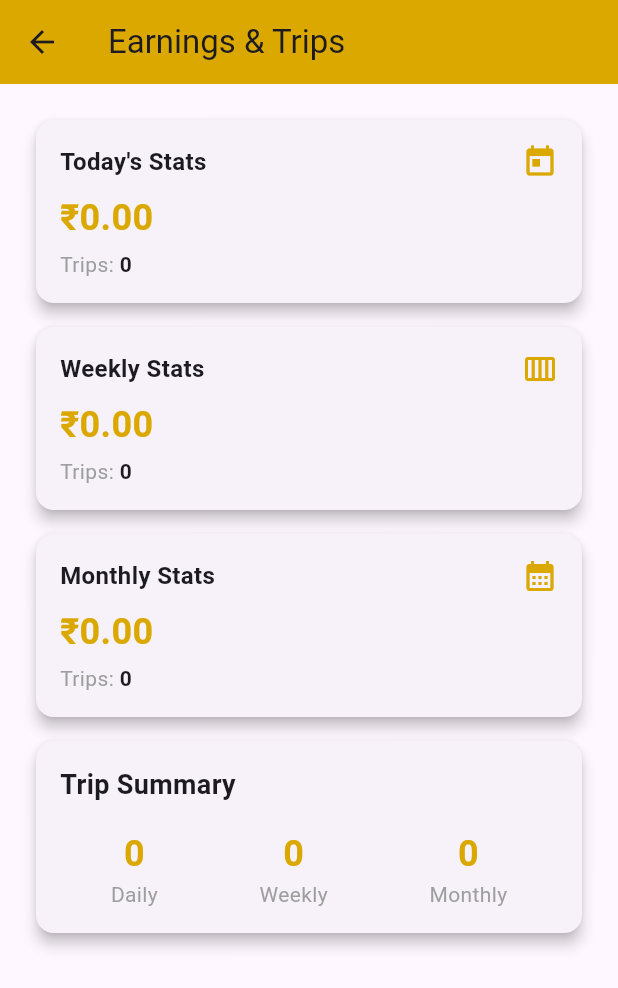
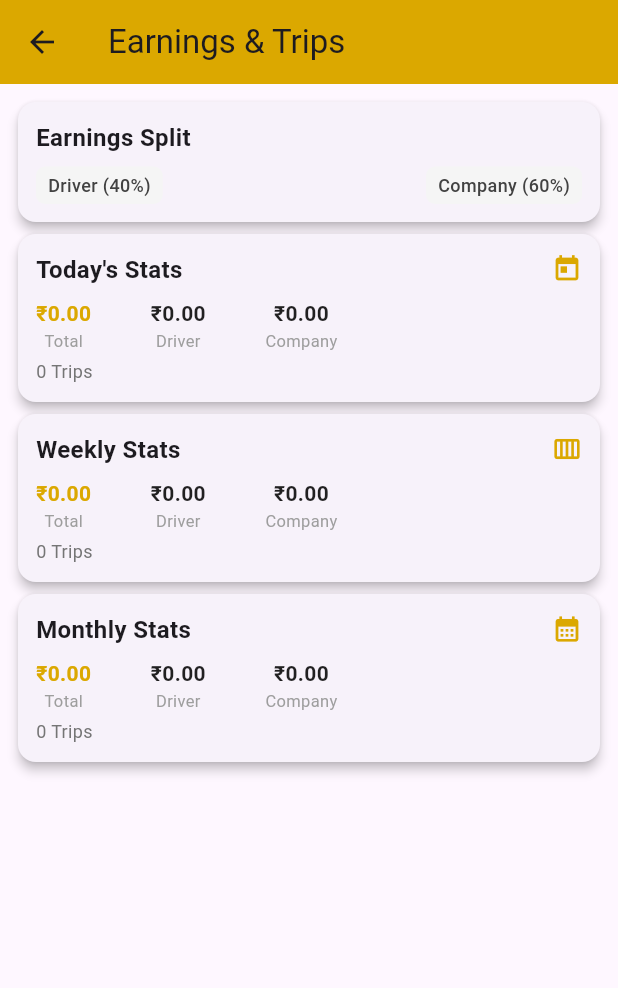
Before and after one commit to jincykp/zoomio_admin_zoomio, a Flutter app: the RevenueScreen screen opened directly, on a phone screen of 412 x 824 dp. Shown: the top 988 px of the screen. Run offline on Flutter 3.47's test engine with Material 3 defaults, Android fonts, the phone set to English and light mode, and no system bars; our stand-ins replace cloud_firestore, firebase_auth, firebase_core, firebase_database, firebase_storage, google_fonts and 2 more; accounts and stored records are empty.

```diff
--- a/lib/presentaions/all_rides/block_driver_screen.dart/block_the_driver.dart
+++ b/lib/presentaions/all_rides/block_driver_screen.dart/block_the_driver.dart
@@ -135,8 +135,8 @@ class DriverManagementScreen extends StatelessWidget {
                                   ],
                                 ),
                               ),
-                              _buildActionButton(
-                                  driverState, driverId, isBlocked),
+                              _buildActionButton(context, driverState, driverId,
+                                  isBlocked, driverName),
                             ],
                           ),
                           const Divider(height: 24),
@@ -196,10 +196,11 @@ class DriverManagementScreen extends StatelessWidget {
     );
   }
 
-  Widget _buildActionButton(
-      DriverState driverState, String driverId, bool isBlocked) {
+  Widget _buildActionButton(BuildContext context, DriverState driverState,
+      String driverId, bool isBlocked, String driverName) {
     return ElevatedButton.icon(
-      onPressed: () => driverState.toggleDriverBlock(driverId, isBlocked),
+      onPressed: () => _showBlockConfirmationDialog(
+          context, driverState, driverId, isBlocked, driverName),
       style: ElevatedButton.styleFrom(
         backgroundColor: isBlocked ? Colors.green.shade50 : Colors.red.shade50,
         foregroundColor: isBlocked ? Colors.green : Colors.red,
@@ -210,6 +211,46 @@ class DriverManagementScreen extends StatelessWidget {
       ),
       icon: Icon(isBlocked ? Icons.lock_open : Icons.lock),
       label: Text(isBlocked ? 'Unblock' : 'Block'),
+    );
+  }
+
+  void _showBlockConfirmationDialog(
+      BuildContext context,
+      DriverState driverState,
+      String driverId,
+      bool isBlocked,
+      String driverName) {
+    showDialog(
+      context: context,
+      builder: (BuildContext dialogContext) {
+        return AlertDialog(
+          title: Text(isBlocked ? 'Unblock Driver' : 'Block Driver'),
+          content: Text(isBlocked
+              ? 'Are you sure you want to unblock $driverName?'
+              : 'Are you sure you want to block $driverName? This will prevent them from receiving rides.'),
+          actions: <Widget>[
+            TextButton(
+              child: const Text('Cancel'),
+              onPressed: () {
+                Navigator.of(dialogContext).pop();
+              },
+            ),
+            ElevatedButton(
+              style: ElevatedButton.styleFrom(
+                backgroundColor: isBlocked ? Colors.green : Colors.red,
+              ),
+              child: Text(isBlocked ? 'Unblock' : 'Block'),
+              onPressed: () {
+                // Close the dialog first
+                Navigator.of(dialogContext).pop();
+
+                // Perform the block/unblock action
+                driverState.toggleDriverBlock(driverId, isBlocked);
+              },
+            ),
+          ],
+        );
+      },
     );
   }
 
--- a/lib/presentaions/revenue_screens/revenue_provider.dart
+++ b/lib/presentaions/revenue_screens/revenue_provider.dart
@@ -9,6 +9,14 @@ class RevenueProvider with ChangeNotifier {
   double _weeklyRevenue = 0;
   double _monthlyRevenue = 0;
 
+  double _dailyDriverEarnings = 0;
+  double _weeklyDriverEarnings = 0;
+  double _monthlyDriverEarnings = 0;
+
+  double _dailyAdminEarnings = 0;
+  double _weeklyAdminEarnings = 0;
+  double _monthlyAdminEarnings = 0;
+
   int _dailyTrips = 0;
   int _weeklyTrips = 0;
   int _monthlyTrips = 0;
@@ -19,6 +27,15 @@ class RevenueProvider with ChangeNotifier {
   double get dailyRevenue => _dailyRevenue;
   double get weeklyRevenue => _weeklyRevenue;
   double get monthlyRevenue => _monthlyRevenue;
+
+  double get dailyDriverEarnings => _dailyDriverEarnings;
+  double get weeklyDriverEarnings => _weeklyDriverEarnings;
+  double get monthlyDriverEarnings => _monthlyDriverEarnings;
+
+  double get dailyAdminEarnings => _dailyAdminEarnings;
+  double get weeklyAdminEarnings => _weeklyAdminEarnings;
+  double get monthlyAdminEarnings => _monthlyAdminEarnings;
+
   int get dailyTrips => _dailyTrips;
   int get weeklyTrips => _weeklyTrips;
   int get monthlyTrips => _monthlyTrips;
@@ -35,10 +52,16 @@ class RevenueProvider with ChangeNotifier {
 
   Future<void> fetchData() async {
     try {
-      // Reset counters
+      // Reset all counters
       _dailyRevenue = 0;
       _weeklyRevenue = 0;
       _monthlyRevenue = 0;
+      _dailyDriverEarnings = 0;
+      _weeklyDriverEarnings = 0;
+      _monthlyDriverEarnings = 0;
+      _dailyAdminEarnings = 0;
+      _weeklyAdminEarnings = 0;
+      _monthlyAdminEarnings = 0;
       _dailyTrips = 0;
       _weeklyTrips = 0;
       _monthlyTrips = 0;
@@ -83,17 +106,27 @@ class RevenueProvider with ChangeNotifier {
             return;
           }
 
+          // Calculate driver and admin earnings
+          final driverEarnings = totalFare * 0.4;
+          final adminEarnings = totalFare * 0.6;
+
           // Update counters based on date
           if (bookingDate.isAfter(today)) {
             _dailyRevenue += totalFare;
+            _dailyDriverEarnings += driverEarnings;
+            _dailyAdminEarnings += adminEarnings;
             _dailyTrips++;
           }
           if (bookingDate.isAfter(weekStart)) {
             _weeklyRevenue += totalFare;
+            _weeklyDriverEarnings += driverEarnings;
+            _weeklyAdminEarnings += adminEarnings;
             _weeklyTrips++;
           }
           if (bookingDate.isAfter(monthStart)) {
             _monthlyRevenue += totalFare;
+            _monthlyDriverEarnings += driverEarnings;
+            _monthlyAdminEarnings += adminEarnings;
             _monthlyTrips++;
           }
         } catch (e) {
@@ -102,9 +135,12 @@ class RevenueProvider with ChangeNotifier {
       });
 
       print('Fetched Data:');
-      print('Daily Revenue: $_dailyRevenue, Trips: $_dailyTrips');
-      print('Weekly Revenue: $_weeklyRevenue, Trips: $_weeklyTrips');
-      print('Monthly Revenue: $_monthlyRevenue, Trips: $_monthlyTrips');
+      print(
+          'Daily Revenue: $_dailyRevenue, Driver: $_dailyDriverEarnings, Admin: $_dailyAdminEarnings, Trips: $_dailyTrips');
+      print(
+          'Weekly Revenue: $_weeklyRevenue, Driver: $_weeklyDriverEarnings, Admin: $_weeklyAdminEarnings, Trips: $_weeklyTrips');
+      print(
+          'Monthly Revenue: $_monthlyRevenue, Driver: $_monthlyDriverEarnings, Admin: $_monthlyAdminEarnings, Trips: $_monthlyTrips');
 
       notifyListeners();
     } catch (e) {
--- a/lib/presentaions/revenue_screens/revenue_screen.dart
+++ b/lib/presentaions/revenue_screens/revenue_screen.dart
@@ -1,8 +1,6 @@
 import 'package:flutter/material.dart';
 import 'package:provider/provider.dart';
-import 'package:zoomio_adminzoomio/presentaions/revenue_screens/revenue_card.dart';
 import 'package:zoomio_adminzoomio/presentaions/revenue_screens/revenue_provider.dart';
-import 'package:zoomio_adminzoomio/presentaions/revenue_screens/stats_card.dart';
 import 'package:zoomio_adminzoomio/presentaions/styles/styles.dart';
 
 class RevenueScreen extends StatefulWidget {
@@ -35,59 +33,65 @@ class _RevenueScreenState extends State<RevenueScreen> {
             child: SingleChildScrollView(
               physics: const AlwaysScrollableScrollPhysics(),
               child: Padding(
-                padding: const EdgeInsets.all(16.0),
+                padding: const EdgeInsets.all(8.0),
                 child: Column(
                   children: [
-                    StatsCard(
-                      title: 'Today\'s Stats',
-                      mainValue: '₹${provider.dailyRevenue.toStringAsFixed(2)}',
-                      subValue: provider.dailyTrips.toString(),
-                      icon: Icons.today,
-                    ),
-                    StatsCard(
-                      title: 'Weekly Stats',
-                      mainValue:
-                          '₹${provider.weeklyRevenue.toStringAsFixed(2)}',
-                      subValue: provider.weeklyTrips.toString(),
-                      icon: Icons.calendar_view_week,
-                    ),
-                    StatsCard(
-                      title: 'Monthly Stats',
-                      mainValue:
-                          '₹${provider.monthlyRevenue.toStringAsFixed(2)}',
-                      subValue: provider.monthlyTrips.toString(),
-                      icon: Icons.calendar_month,
-                    ),
-                    // Summary Card
+                    // Earnings Split Description
                     Card(
-                      elevation: 4,
-                      margin: const EdgeInsets.all(8),
+                      elevation: 3,
+                      margin: const EdgeInsets.symmetric(
+                          vertical: 4, horizontal: 4),
                       child: Padding(
-                        padding: const EdgeInsets.all(16),
+                        padding: const EdgeInsets.all(12),
                         child: Column(
                           crossAxisAlignment: CrossAxisAlignment.start,
                           children: [
                             const Text(
-                              'Trip Summary',
+                              'Earnings Split',
                               style: TextStyle(
-                                fontSize: 18,
+                                fontSize: 16,
                                 fontWeight: FontWeight.bold,
                               ),
                             ),
-                            const SizedBox(height: 16),
+                            const SizedBox(height: 8),
                             Row(
-                              mainAxisAlignment: MainAxisAlignment.spaceAround,
+                              mainAxisAlignment: MainAxisAlignment.spaceBetween,
                               children: [
-                                _buildTripSummary('Daily', provider.dailyTrips),
-                                _buildTripSummary(
-                                    'Weekly', provider.weeklyTrips),
-                                _buildTripSummary(
-                                    'Monthly', provider.monthlyTrips),
+                                _buildSplitLabel('Driver', '40%'),
+                                _buildSplitLabel('Company', '60%'),
                               ],
                             ),
                           ],
                         ),
                       ),
+                    ),
+
+                    // Stats Sections
+                    _buildEarningsSection(
+                      'Today\'s Stats',
+                      provider.dailyRevenue,
+                      provider.dailyDriverEarnings,
+                      provider.dailyAdminEarnings,
+                      provider.dailyTrips,
+                      Icons.today,
+                    ),
+
+                    _buildEarningsSection(
+                      'Weekly Stats',
+                      provider.weeklyRevenue,
+                      provider.weeklyDriverEarnings,
+                      provider.weeklyAdminEarnings,
+                      provider.weeklyTrips,
+                      Icons.calendar_view_week,
+                    ),
+
+                    _buildEarningsSection(
+                      'Monthly Stats',
+                      provider.monthlyRevenue,
+                      provider.monthlyDriverEarnings,
+                      provider.monthlyAdminEarnings,
+                      provider.monthlyTrips,
+                      Icons.calendar_month,
                     ),
                   ],
                 ),
@@ -99,21 +103,105 @@ class _RevenueScreenState extends State<RevenueScreen> {
     );
   }
 
-  Widget _buildTripSummary(String label, int count) {
+  Widget _buildSplitLabel(String label, String percentage) {
+    return Container(
+      padding: const EdgeInsets.symmetric(horizontal: 8, vertical: 4),
+      decoration: BoxDecoration(
+        color: Colors.grey.shade100,
+        borderRadius: BorderRadius.circular(6),
+      ),
+      child: Text(
+        '$label ($percentage)',
+        style: TextStyle(
+          fontSize: 12,
+          color: Colors.grey.shade800,
+          fontWeight: FontWeight.w500,
+        ),
+      ),
+    );
+  }
+
+  Widget _buildEarningsSection(
+    String title,
+    double totalRevenue,
+    double driverEarnings,
+    double adminEarnings,
+    int trips,
+    IconData icon,
+  ) {
+    return LayoutBuilder(
+      builder: (context, constraints) {
+        return Card(
+          elevation: 3,
+          margin: const EdgeInsets.symmetric(vertical: 4, horizontal: 4),
+          child: Padding(
+            padding: const EdgeInsets.all(12),
+            child: Column(
+              crossAxisAlignment: CrossAxisAlignment.start,
+              children: [
+                Row(
+                  mainAxisAlignment: MainAxisAlignment.spaceBetween,
+                  children: [
+                    Text(
+                      title,
+                      style: const TextStyle(
+                        fontSize: 16,
+                        fontWeight: FontWeight.bold,
+                      ),
+                    ),
+                    Icon(icon, color: ThemeColors.primaryColor, size: 20),
+                  ],
+                ),
+                const SizedBox(height: 8),
+                SingleChildScrollView(
+                  scrollDirection: Axis.horizontal,
+                  child: Row(
+                    mainAxisAlignment: MainAxisAlignment.spaceBetween,
+                    children: [
+                      _buildEarningColumn(
+                          'Total', '₹${totalRevenue.toStringAsFixed(2)}',
+                          isTotal: true),
+                      SizedBox(width: constraints.maxWidth * 0.1),
+                      _buildEarningColumn(
+                          'Driver', '₹${driverEarnings.toStringAsFixed(2)}'),
+                      SizedBox(width: constraints.maxWidth * 0.1),
+                      _buildEarningColumn(
+                          'Company', '₹${adminEarnings.toStringAsFixed(2)}'),
+                    ],
+                  ),
+                ),
+                const SizedBox(height: 4),
+                Text(
+                  '$trips Trips',
+                  style: TextStyle(
+                    color: Colors.grey[600],
+                    fontSize: 12,
+                  ),
+                ),
+              ],
+            ),
+          ),
+        );
+      },
+    );
+  }
+
+  Widget _buildEarningColumn(String label, String value,
+      {bool isTotal = false}) {
     return Column(
       children: [
         Text(
-          count.toString(),
-          style: const TextStyle(
-            fontSize: 24,
+          value,
+          style: TextStyle(
+            fontSize: 14,
             fontWeight: FontWeight.bold,
-            color: ThemeColors.primaryColor,
+            color: isTotal ? ThemeColors.primaryColor : Colors.black87,
           ),
         ),
         Text(
           label,
           style: const TextStyle(
-            fontSize: 14,
+            fontSize: 11,
             color: Colors.grey,
           ),
         ),
--- a/lib/presentaions/revenue_screens/statistics_card.dart
+++ b/lib/presentaions/revenue_screens/statistics_card.dart
@@ -1,4 +1,5 @@
 import 'package:flutter/material.dart';
+import 'package:zoomio_adminzoomio/presentaions/styles/styles.dart';
 
 class StatisticsCard extends StatelessWidget {
   final String title;
@@ -40,9 +41,9 @@ class StatisticsCard extends StatelessWidget {
                       child: Text(
                         title,
                         style: const TextStyle(
-                          fontWeight: FontWeight.w500,
-                          fontSize: 14,
-                        ),
+                            fontWeight: FontWeight.w500,
+                            fontSize: 14,
+                            color: ThemeColors.titleColor),
                         maxLines: 1,
                         overflow: TextOverflow.ellipsis,
                       ),
@@ -59,6 +60,7 @@ class StatisticsCard extends StatelessWidget {
                     amount,
                     style: const TextStyle(
                       fontWeight: FontWeight.bold,
+                      color: ThemeColors.titleColor,
                       fontSize: 16, // Further reduced font size
                     ),
                   ),
@@ -67,7 +69,7 @@ class StatisticsCard extends StatelessWidget {
                 Text(
                   subtitle,
                   style: const TextStyle(
-                    //color: Colors.black54,
+                    color: ThemeColors.titleColor,
                     fontSize: 12,
                   ),
                   maxLines: 1,
```
Also changed, not shown: lib/presentaions/all_rides/block_driver_screen.dart/block_provider.dart (+0 -39 lines).
